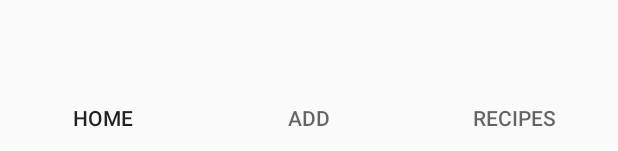
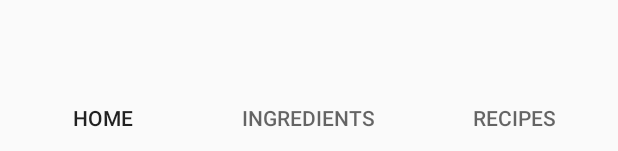
Before and after one commit to ehmurray8/WatsonBarAssistant, an Android app: the layout activity_main_menu.xml on its own in the app's theme, with its tools: preview values and no code run, on a phone screen of 412 x 824 dp. Shown: the part 1082-1233 px from the top of the screen. Run offline under Robolectric (Android 15) with nearby library versions, the phone set to English and light mode, and no system bars.

Commit message:
trying to un-fuck things (carefully, sometimes)

```diff
--- a/app/build.gradle
+++ b/app/build.gradle
@@ -28,8 +28,10 @@ dependencies {
     implementation 'com.android.support:appcompat-v7:27.1.1'
     implementation 'com.android.support.constraint:constraint-layout:1.1.2'
     implementation 'com.android.support:support-v4:27.1.1'
+    implementation 'com.android.support:design:27.1.1'
     implementation 'com.google.firebase:firebase-auth:16.0.3'
     implementation 'com.google.firebase:firebase-firestore:17.1.0'
+    //implementation 'com.google.firebase:firebase-core'
     implementation 'com.android.support:recyclerview-v7:27.1.1'
     testImplementation 'junit:junit:4.12'
     androidTestImplementation 'com.android.support.test:runner:1.0.2'
--- a/app/src/main/res/layout/activity_main_menu.xml
+++ b/app/src/main/res/layout/activity_main_menu.xml
@@ -29,8 +29,8 @@
             android:layout_width="match_parent"/>
 
         <android.support.design.widget.TabItem
-            android:id="@+id/add_tab"
-            android:text="@string/add_tab"
+            android:id="@+id/ingredient_tab"
+            android:text="ingredients"
             android:layout_height="wrap_content"
             android:layout_width="match_parent"/>
 
--- a/build.gradle
+++ b/build.gradle
@@ -9,10 +9,10 @@ buildscript {
     dependencies {
         classpath 'com.android.tools.build:gradle:3.1.4'
         classpath "org.jetbrains.kotlin:kotlin-gradle-plugin:$kotlin_version"
-
+        //classpath "com.google.firebase:firebase-core"
         // NOTE: Do not place your application dependencies here; they belong
         // in the individual module build.gradle files
-        classpath 'com.google.gms:google-services:3.2.1'
+        classpath 'com.google.gms:google-services:4.1.0'
     }
 }
 
```
Also changed, not shown: app/src/main/res/layout/ingredient_item_list.xml (+6 -6 lines).
